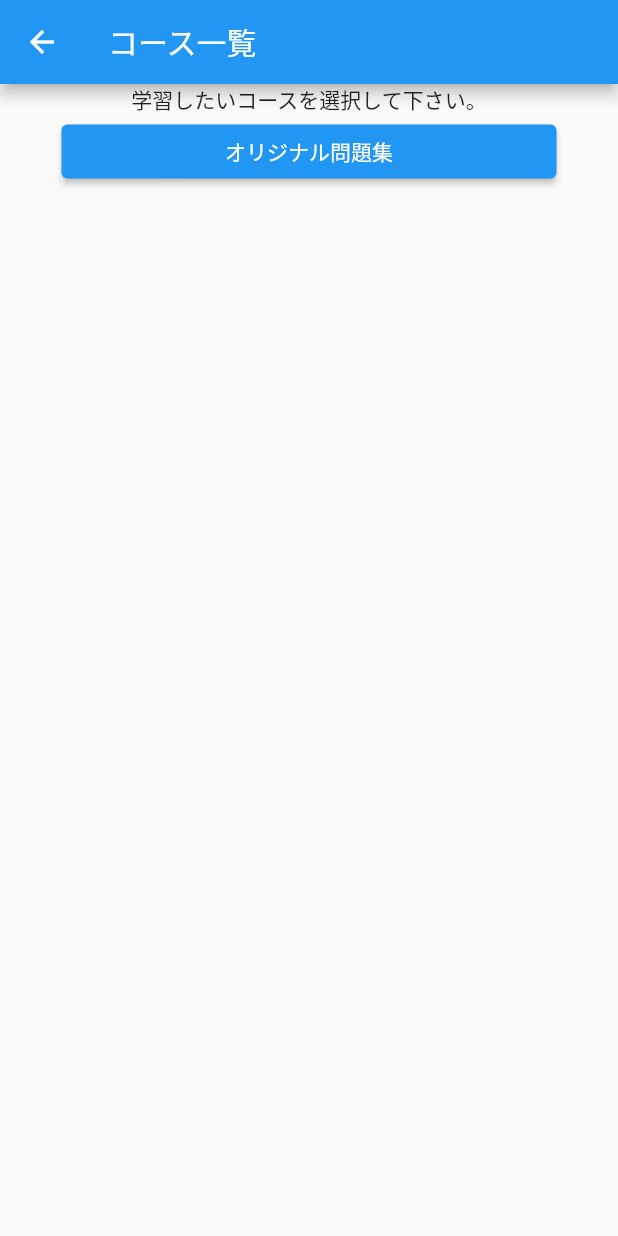
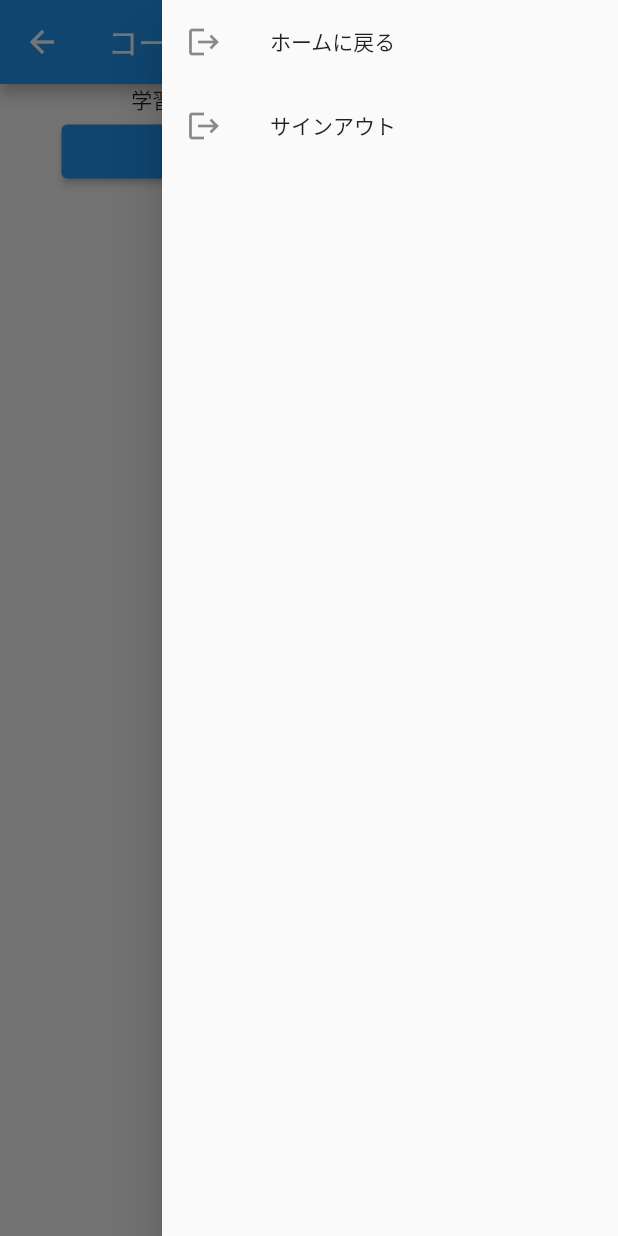
Before and after one commit to uekiGityuto/sho_tests, a Flutter app: the CourseListPage screen opened directly, with the side drawer open (before the commit the screen has no drawer), on a phone screen of 412 x 824 dp. Run offline on Flutter 3.47's test engine with Material 2 defaults, Android fonts, the phone set to English and light mode, and no system bars; our stand-ins replace cloud_firestore, firebase_auth, firebase_core, google_sign_in; accounts and stored records are empty.

Commit message:
サインアウト機能実装

```diff
--- /dev/null
+++ b/lib/common/presentation/side_menu/side_menu_model.dart
@@ -0,0 +1,8 @@
+import 'package:firebase_auth/firebase_auth.dart';
+import 'package:flutter/cupertino.dart';
+
+class SideMenuModel extends ChangeNotifier {
+  Future signOut() async {
+    await FirebaseAuth.instance.signOut();
+  }
+}
--- /dev/null
+++ b/lib/common/presentation/side_menu/side_menu_page.dart
@@ -0,0 +1,50 @@
+import 'package:flutter/material.dart';
+import 'package:provider/provider.dart';
+import 'package:sho_tests/common/presentation/side_menu/side_menu_model.dart';
+import 'package:sho_tests/presentation/home/home_page.dart';
+import 'package:sho_tests/presentation/main/main.dart';
+
+/// サイドメニュー
+class SideMenu extends StatelessWidget {
+  @override
+  Widget build(BuildContext context) {
+    return Drawer(
+      child: ChangeNotifierProvider<SideMenuModel>(
+        create: (_) => SideMenuModel(),
+        child: Consumer<SideMenuModel>(builder: (context, model, child) {
+          return ListView(children: [
+            Ink(
+              child: ListTile(
+                title: Text('ホームに戻る'),
+                leading: Icon(Icons.logout),
+                onTap: () {
+                  Navigator.push(
+                    context,
+                    MaterialPageRoute(
+                      builder: (context) => HomePage(),
+                    ),
+                  );
+                },
+              ),
+            ),
+            Ink(
+              child: ListTile(
+                title: Text('サインアウト'),
+                leading: Icon(Icons.logout),
+                onTap: () async {
+                  await model.signOut();
+                  Navigator.push(
+                    context,
+                    MaterialPageRoute(
+                      builder: (context) => SignPage(),
+                    ),
+                  );
+                },
+              ),
+            ),
+          ]);
+        }),
+      ),
+    );
+  }
+}
--- a/lib/presentation/course_list/course_list_page.dart
+++ b/lib/presentation/course_list/course_list_page.dart
@@ -1,6 +1,7 @@
 import 'package:flutter/cupertino.dart';
 import 'package:flutter/material.dart';
 import 'package:provider/provider.dart';
+import 'package:sho_tests/common/presentation/side_menu/side_menu_page.dart';
 import 'package:sho_tests/presentation/post_quiz/post_quiz_page.dart';
 import 'package:sho_tests/presentation/quiz/quiz_page.dart';
 
@@ -18,8 +19,19 @@ class CourseListPage extends StatelessWidget {
         create: (_) => CourseListModel()..fetchCourses(),
         child: Scaffold(
           appBar: AppBar(
+            leading: Builder(
+              builder: (BuildContext context) {
+                return IconButton(
+                  icon: const Icon(Icons.arrow_back),
+                  onPressed: () {
+                    Navigator.pop(context);
+                  },
+                );
+              },
+            ),
             title: Text('コース一覧'),
           ),
+          endDrawer: SideMenu(),
           body: Consumer<CourseListModel>(builder: (context, model, child) {
             // Firestoreから取得したデータを元にコース選択ボタン作成
             final courseList = model.courseList;
```
Also changed, not shown: lib/presentation/answer/answer_page.dart (+12 -0 lines), lib/presentation/home/home_page.dart (+12 -0 lines), lib/presentation/post_quiz/post_quiz_page.dart (+12 -0 lines), lib/presentation/quiz/quiz_page.dart (+12 -0 lines), lib/presentation/result/result_page.dart (+12 -0 lines).
